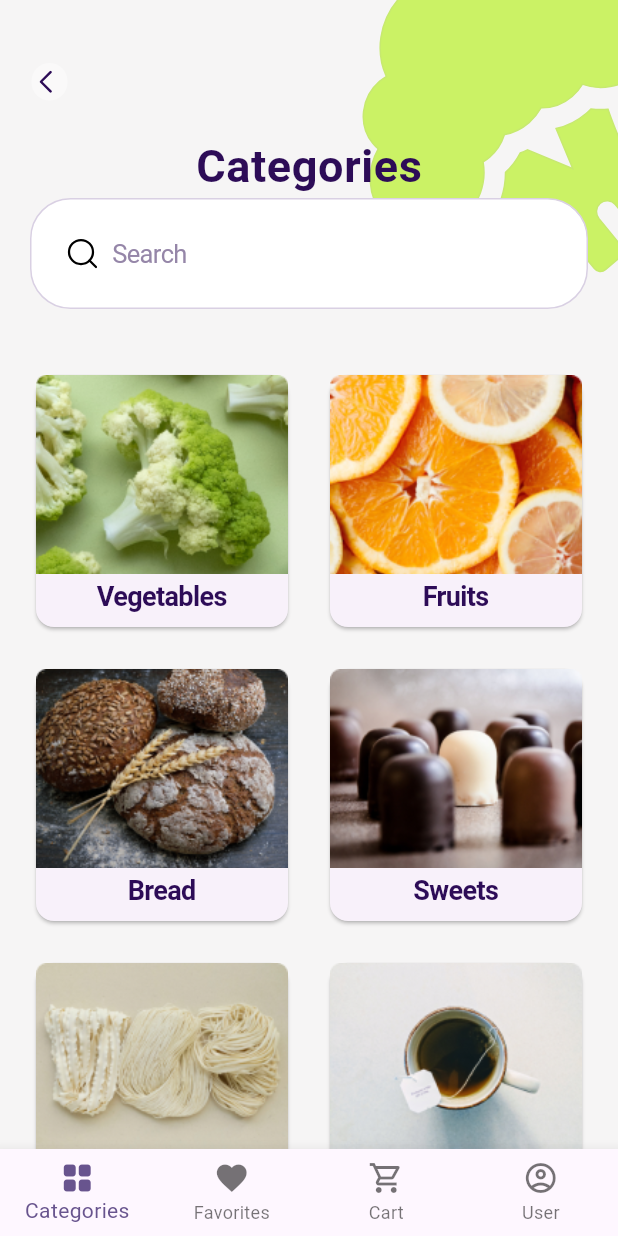
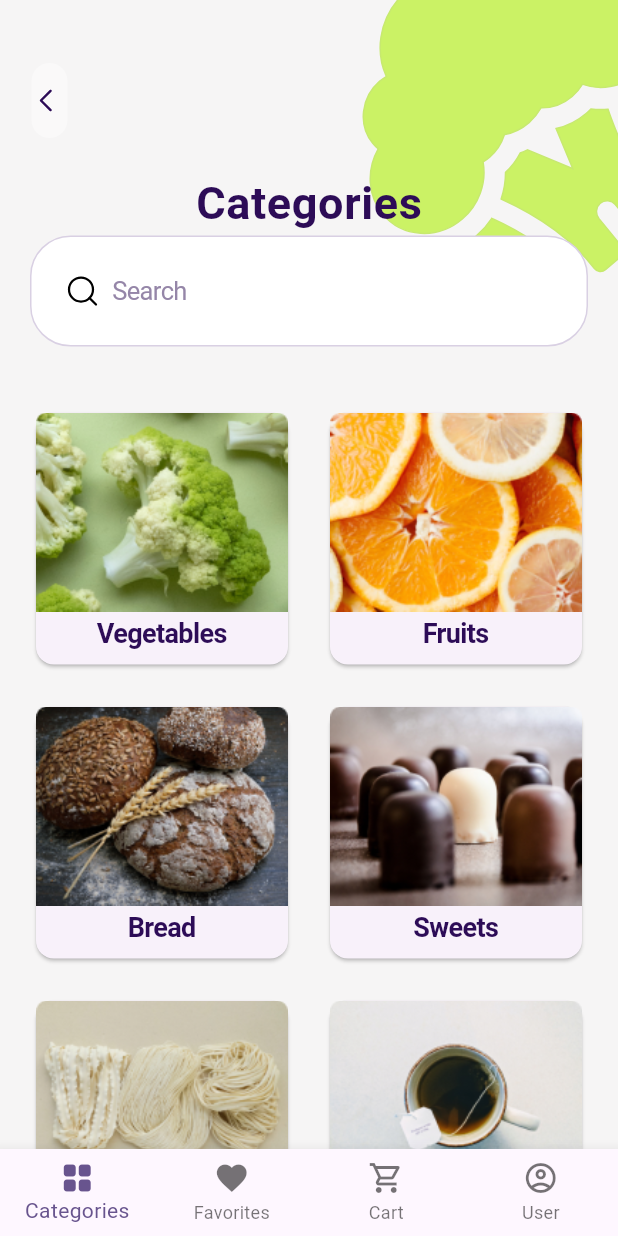
Before and after one commit to assyaIsk/flutter, a Flutter app: the Tabs screen opened by its route, on a phone screen of 412 x 824 dp. Run offline on Flutter 3.47's test engine with Material 3 defaults, Android fonts, the phone set to English and light mode, and no system bars; our stand-ins replace badges, bloc, flutter_bloc, flutter_svg, freezed_annotation.

Commit message:
BackArrow tap area increased

```diff
--- a/lib/widgets/header/back_arrow.dart
+++ b/lib/widgets/header/back_arrow.dart
@@ -10,22 +10,28 @@
       padding: const EdgeInsets.fromLTRB(21, 42, 367, 22),
       child: Align(
           alignment: Alignment.centerLeft,
-        child: GestureDetector(
-          behavior: HitTestBehavior.opaque,
+          child: InkWell(
             onTap: () => Navigator.pop(context),
+            customBorder:
+                const CircleBorder(), // You can use other shapes or BorderRadius for custom shapes
             child: Container(
               padding: const EdgeInsets.fromLTRB(0, 5, 5, 5),
               decoration: BoxDecoration(
                 borderRadius: BorderRadius.circular(13),
-                color: const Color.fromARGB(100, 255, 255, 255)),
-            width: 25,
-            height: 25,
+                color: const Color.fromARGB(100, 255, 255, 255),
+              ),
+              width: 50, // Adjust the size of the container as needed
+              height: 50, // Adjust the size of the container as needed
+              child: Align(
+                alignment: Alignment.center,
                 child: SvgPicture.asset(
                   'assets/svg/Vector.svg',
+                  width: 15, // Set the width of the image
+                  height: 15, // Set the height of the image
                 ),
               ),
             ),
-      ),
+          )),
     );
   }
 }
```
Lines whose indentation alone changed are shown as unchanged.
